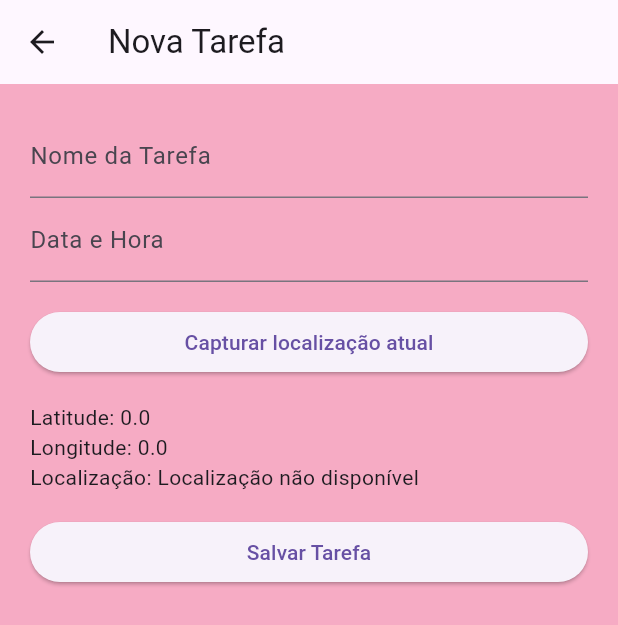
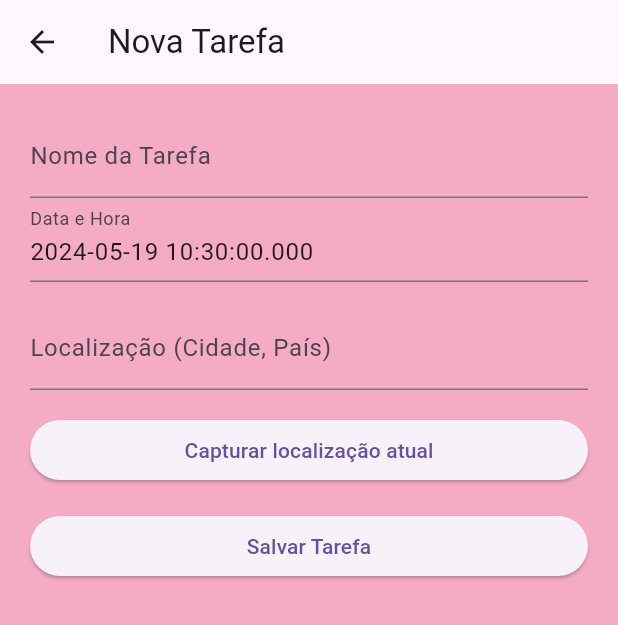
Before and after one commit to rejanerp/TASK_MANAGER, a Flutter app: the screen it shows after launch, after a tap on the "add" icon, on a phone screen of 412 x 824 dp. Shown: the top 625 px of the screen. Run offline on Flutter 3.47's test engine with Material 3 defaults, Android fonts, the phone set to English and light mode, and no system bars; our stand-ins replace geocoding, geolocator.

Commit message:
19_05_2024_1543

```diff
--- a/lib/main.dart
+++ b/lib/main.dart
@@ -12,7 +12,7 @@ class TaskManagerApp extends StatelessWidget {
       title: 'Task Manager',
       theme: ThemeData(
         primarySwatch: Colors.pink, // Define a cor primária para o aplicativo
-        scaffoldBackgroundColor: Color.fromARGB(255, 246, 171, 196)
+        scaffoldBackgroundColor: Color.fromARGB(255, 246, 171, 196),
       ),
       home: TaskListScreen(),
     );
--- a/lib/models/task.dart
+++ b/lib/models/task.dart
@@ -3,11 +3,13 @@ class Task {
   DateTime dateTime;
   double latitude;
   double longitude;
+  String location;
 
   Task({
     required this.name,
     required this.dateTime,
     required this.latitude,
     required this.longitude,
+    required this.location,
   });
 }
--- a/lib/screens/task_form_screen.dart
+++ b/lib/screens/task_form_screen.dart
@@ -18,7 +18,9 @@ class _TaskFormScreenState extends State<TaskFormScreen> {
   late DateTime _dateTime;
   late double _latitude;
   late double _longitude;
-  late String _location = "Localização não disponível";
+  String _location = "";  // Inicializar como string vazia
+
+  final TextEditingController _locationController = TextEditingController();
 
   @override
   void initState() {
@@ -28,6 +30,8 @@ class _TaskFormScreenState extends State<TaskFormScreen> {
       _dateTime = widget.task!.dateTime;
       _latitude = widget.task!.latitude;
       _longitude = widget.task!.longitude;
+      _location = widget.task!.location;
+      _locationController.text = _location;
     } else {
       _name = '';
       _dateTime = DateTime.now();
@@ -87,15 +91,18 @@ class _TaskFormScreenState extends State<TaskFormScreen> {
         Placemark place = placemarks[0];
         setState(() {
           _location = "${place.locality}, ${place.administrativeArea}, ${place.country}";
+          _locationController.text = _location;
         });
       } else {
         setState(() {
           _location = "Localização não encontrada";
+          _locationController.text = _location;
         });
       }
     } catch (e) {
       setState(() {
         _location = "Erro ao obter localização";
+        _locationController.text = _location;
       });
       print(e);
     }
@@ -109,6 +116,7 @@ class _TaskFormScreenState extends State<TaskFormScreen> {
         dateTime: _dateTime,
         latitude: _latitude,
         longitude: _longitude,
+        location: _location,  // Salva a localização manual ou capturada
       );
       Navigator.of(context).pop(task);
     }
@@ -140,7 +148,7 @@ class _TaskFormScreenState extends State<TaskFormScreen> {
                 },
               ),
               TextFormField(
-                initialValue: '' ,//_dateTime.toString(),
+                initialValue: _dateTime.toString(),
                 decoration: const InputDecoration(labelText: 'Data e Hora'),
                 readOnly: true,
                 onTap: () async {
@@ -165,27 +173,29 @@ class _TaskFormScreenState extends State<TaskFormScreen> {
                           selectedDate.day,
                           selectedTime.hour,
                           selectedTime.minute,
-
-
                         );
                       });
                     }
                   }
                 },
               ),
-              SizedBox(height: 16.0),
+              const SizedBox(height: 16.0),
+              TextFormField(
+                controller: _locationController,
+                decoration: const InputDecoration(labelText: 'Localização (Cidade, País)'),
+                onSaved: (value) {
+                  _location = value!;
+                },
+              ),
+              const SizedBox(height: 16.0),
               ElevatedButton(
                 onPressed: _getCurrentLocation,
-                child: Text('Capturar localização atual'),
+                child: const Text('Capturar localização atual'),
               ),
-              SizedBox(height: 16.0),
-              Text('Latitude: $_latitude'),
-              Text('Longitude: $_longitude'),
-              Text('Localização: $_location'),
-              SizedBox(height: 16.0),
+              const SizedBox(height: 16.0),
               ElevatedButton(
                 onPressed: _submit,
-                child: Text('Salvar Tarefa'),
+                child: const Text('Salvar Tarefa'),
               ),
             ],
           ),
--- a/lib/screens/task_list_screen.dart
+++ b/lib/screens/task_list_screen.dart
@@ -51,18 +51,18 @@ class _TaskListScreenState extends State<TaskListScreen> {
   Widget build(BuildContext context) {
     return Scaffold(
       appBar: AppBar(
-        title: const Text('Gerenciador de tarefas.'),
+        title: const Text('Gerenciador de Tarefas'),
       ),
       body: ListView.builder(
         itemCount: tasks.length,
         itemBuilder: (context, index) {
           final task = tasks[index];
-          String convertedDateTime = "Dia ${task.dateTime.day.toString()}/${task.dateTime.month.toString()}/${task.dateTime.year.toString()} Hora ${task.dateTime.hour.toString()}:${task.dateTime.minute.toString()} ";
-          String geoLocalizacao = "Localização '${task.latitude}- ${task.longitude}'";
-          String texto = convertedDateTime + geoLocalizacao;
+          String convertedDateTime = "Dia ${task.dateTime.day}/${task.dateTime.month}/${task.dateTime.year} Hora ${task.dateTime.hour}:${task.dateTime.minute}";
+          String locationInfo = task.location.isNotEmpty ? task.location : "Localização: ${task.latitude}, ${task.longitude}";
+          String texto = "$convertedDateTime\n$locationInfo";
           return ListTile(
             title: Text(task.name),
-            subtitle: Text(texto) , //Text('${task.dateTime} - ${task.latitude}, ${task.longitude}'),
+            subtitle: Text(texto),
             onTap: () => _navigateToForm(context, task, index),
             trailing: IconButton(
               icon: Icon(Icons.delete),
```
Also changed, not shown: 1 other file.
